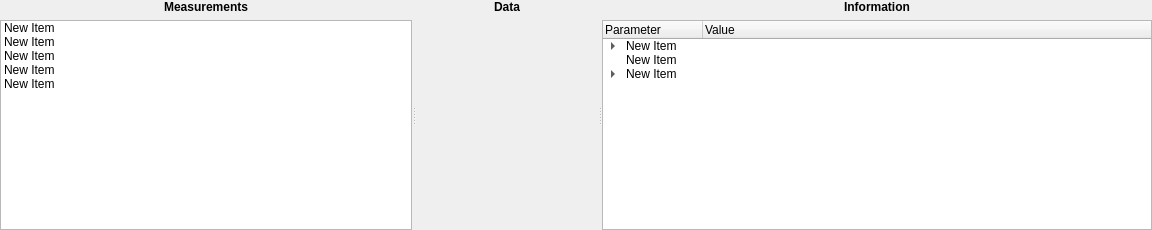
Kaldarinz/PA-RSCF-22-72-00015-, file modules/gui/designer/data_viewer.ui: the form before one commit.
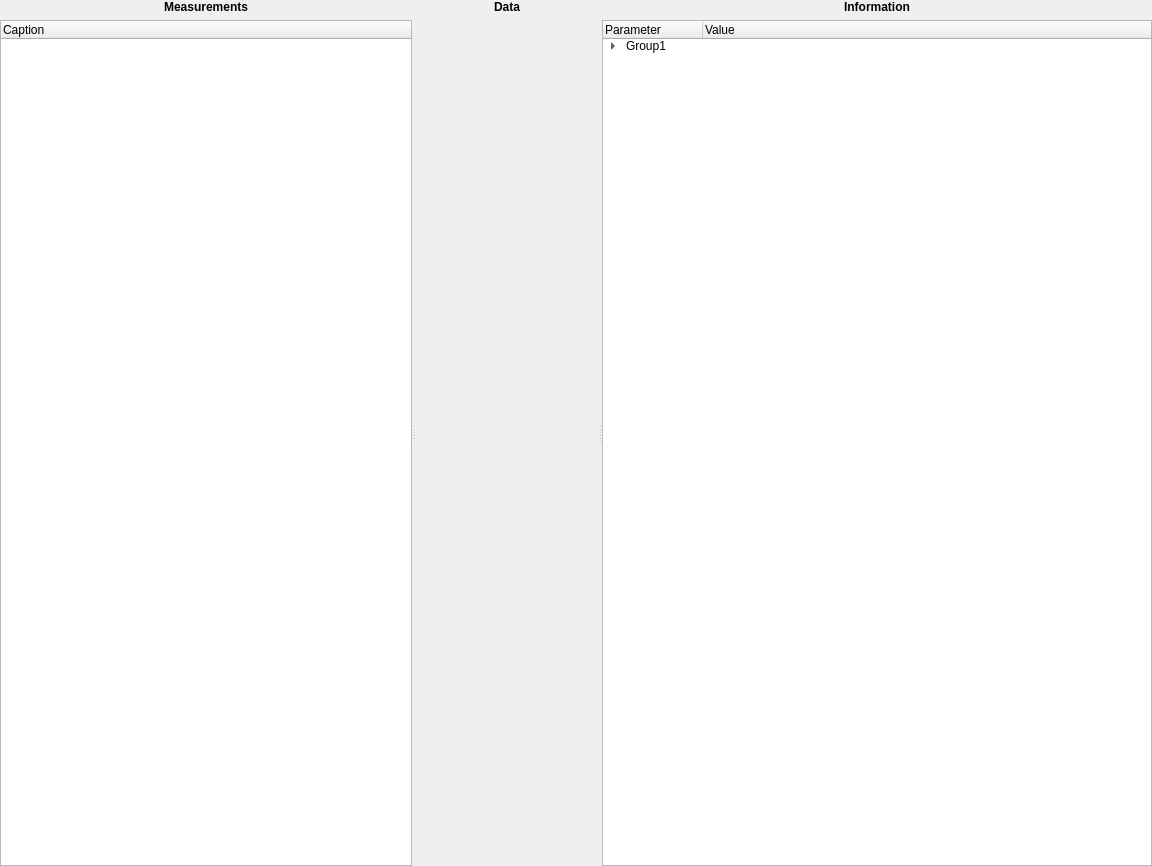
The form after the commit. Custom widgets are drawn as their Qt base class.

Commit message: data view in progress

What changed in the file:
```diff
--- a/modules/gui/designer/data_viewer.ui
+++ b/modules/gui/designer/data_viewer.ui
@@ -7,7 +7,7 @@
     <x>0</x>
     <y>0</y>
     <width>1152</width>
-    <height>230</height>
+    <height>866</height>
    </rect>
   </property>
   <property name="windowTitle">
@@ -58,7 +58,7 @@
         <number>0</number>
        </property>
        <item>
-        <widget class="QLabel" name="label">
+        <widget class="QLabel" name="lbl_content_title">
          <property name="font">
           <font>
            <weight>75</weight>
@@ -74,32 +74,18 @@
         </widget>
        </item>
        <item>
-        <widget class="QListWidget" name="listWidget">
-         <item>
+        <widget class="QTreeWidget" name="tv_content">
+         <property name="sizePolicy">
+          <sizepolicy hsizetype="Preferred" vsizetype="Expanding">
+           <horstretch>0</horstretch>
+           <verstretch>0</verstretch>
+          </sizepolicy>
+         </property>
+         <column>
           <property name="text">
-           <string>New Item</string>
+           <string>Caption</string>
           </property>
-         </item>
-         <item>
-          <property name="text">
-           <string>New Item</string>
-          </property>
-         </item>
-         <item>
-          <property name="text">
-           <string>New Item</string>
-          </property>
-         </item>
-         <item>
-          <property name="text">
-           <string>New Item</string>
-          </property>
-         </item>
-         <item>
-          <property name="text">
-           <string>New Item</string>
-          </property>
-         </item>
+         </column>
         </widget>
        </item>
       </layout>
@@ -125,7 +111,7 @@
         <number>0</number>
        </property>
        <item>
-        <widget class="QLabel" name="label_3">
+        <widget class="QLabel" name="lbl_data_title">
          <property name="font">
           <font>
            <weight>75</weight>
@@ -148,22 +134,8 @@
            <verstretch>0</verstretch>
           </sizepolicy>
          </property>
-         <widget class="MplCanvas" name="p_0d">
-          <property name="sizePolicy">
-           <sizepolicy hsizetype="Expanding" vsizetype="Preferred">
-            <horstretch>0</horstretch>
-            <verstretch>0</verstretch>
-           </sizepolicy>
-          </property>
-          <property name="minimumSize">
-           <size>
-            <width>0</width>
-            <height>0</height>
-           </size>
-          </property>
-         </widget>
-         <widget class="QWidget" name="p_1d"/>
-         <widget class="QWidget" name="p_2d"/>
+         <widget class="QWidget" name="page"/>
+         <widget class="QWidget" name="page_2"/>
         </widget>
        </item>
       </layout>
@@ -189,7 +161,7 @@
         <number>0</number>
        </property>
        <item>
-        <widget class="QLabel" name="label_2">
+        <widget class="QLabel" name="lbl_info_title">
          <property name="font">
           <font>
            <weight>75</weight>
@@ -205,7 +177,7 @@
         </widget>
        </item>
        <item>
-        <widget class="QTreeWidget" name="treeWidget">
+        <widget class="QTreeWidget" name="tv_info">
          <property name="sizePolicy">
           <sizepolicy hsizetype="Preferred" vsizetype="Expanding">
            <horstretch>0</horstretch>
@@ -233,38 +205,17 @@
          </column>
          <item>
           <property name="text">
-           <string>New Item</string>
+           <string>Group1</string>
           </property>
           <property name="text">
            <string/>
           </property>
           <item>
            <property name="text">
-            <string>New Item</string>
+            <string>Param1</string>
            </property>
            <property name="text">
-            <string>wra</string>
-           </property>
-          </item>
-         </item>
-         <item>
-          <property name="text">
-           <string>New Item</string>
-          </property>
-          <property name="text">
-           <string/>
-          </property>
-         </item>
-         <item>
-          <property name="text">
-           <string>New Item</string>
-          </property>
-          <item>
-           <property name="text">
-            <string>New Subitem</string>
-           </property>
-           <property name="text">
-            <string>rewr</string>
+            <string>value1</string>
            </property>
           </item>
          </item>
@@ -276,14 +227,6 @@
    </item>
   </layout>
  </widget>
- <customwidgets>
-  <customwidget>
-   <class>MplCanvas</class>
-   <extends>QWidget</extends>
-   <header>..widgets</header>
-   <container>1</container>
-  </customwidget>
- </customwidgets>
  <resources/>
  <connections/>
 </ui>
```
The commit also changes 6 other files.
